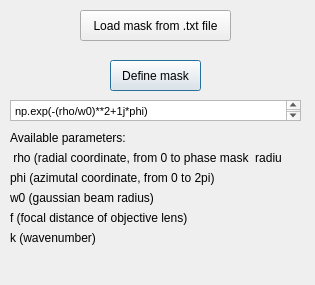
First picture: the form in auxiliary/mask_selection.ui, repository fcaprile/PyFocus, before the edit.
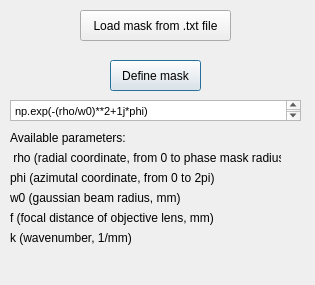
Second picture: the form after the edit.

Patch:
```diff
--- a/auxiliary/mask_selection.ui
+++ b/auxiliary/mask_selection.ui
@@ -23,7 +23,7 @@
     </rect>
    </property>
    <property name="text">
-    <string> rho (radial coordinate, from 0 to phase mask  radius)</string>
+    <string> rho (radial coordinate, from 0 to phase mask radius)</string>
    </property>
   </widget>
   <widget class="QLabel" name="label_3">
@@ -49,7 +49,7 @@
     </rect>
    </property>
    <property name="text">
-    <string>w0 (gaussian beam radius)</string>
+    <string>w0 (gaussian beam radius, mm)</string>
    </property>
   </widget>
   <widget class="QLabel" name="label_5">
@@ -57,12 +57,12 @@
     <rect>
      <x>10</x>
      <y>210</y>
-     <width>181</width>
+     <width>241</width>
      <height>16</height>
     </rect>
    </property>
    <property name="text">
-    <string>f (focal distance of objective lens)</string>
+    <string>f (focal distance of objective lens, mm)</string>
    </property>
   </widget>
   <widget class="QLabel" name="label_6">
@@ -70,12 +70,12 @@
     <rect>
      <x>10</x>
      <y>230</y>
-     <width>101</width>
+     <width>141</width>
      <height>16</height>
     </rect>
    </property>
    <property name="text">
-    <string>k (wavenumber)</string>
+    <string>k (wavenumber, 1/mm)</string>
    </property>
   </widget>
   <widget class="QTextEdit" name="textEdit">
```
